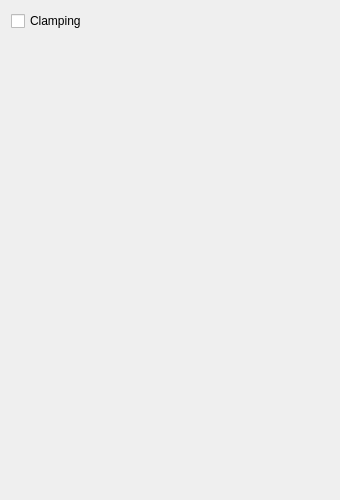
Qt form smoke/view/visualizationsettingspane.ui (bvanloon/Scientific-Visualization) before a commit.
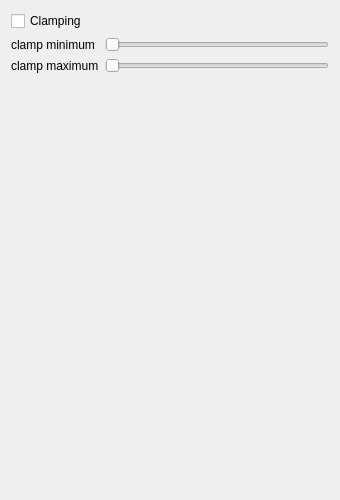
The same form after that commit.

Commit message: Added sliders for the clamping minimum and maximum.

Diff of the .ui file:
```diff
--- a/smoke/view/visualizationsettingspane.ui
+++ b/smoke/view/visualizationsettingspane.ui
@@ -27,6 +27,34 @@
      </property>
     </widget>
    </item>
+   <item row="1" column="0">
+    <widget class="QLabel" name="clampingMinimumLabel">
+     <property name="text">
+      <string>clamp minimum</string>
+     </property>
+    </widget>
+   </item>
+   <item row="2" column="0">
+    <widget class="QLabel" name="clampingMaximumLabel">
+     <property name="text">
+      <string>clamp maximum</string>
+     </property>
+    </widget>
+   </item>
+   <item row="1" column="1">
+    <widget class="QSlider" name="clampingMinimumSlider">
+     <property name="orientation">
+      <enum>Qt::Horizontal</enum>
+     </property>
+    </widget>
+   </item>
+   <item row="2" column="1">
+    <widget class="QSlider" name="clampingMaximumSlider">
+     <property name="orientation">
+      <enum>Qt::Horizontal</enum>
+     </property>
+    </widget>
+   </item>
   </layout>
  </widget>
  <resources/>
```
